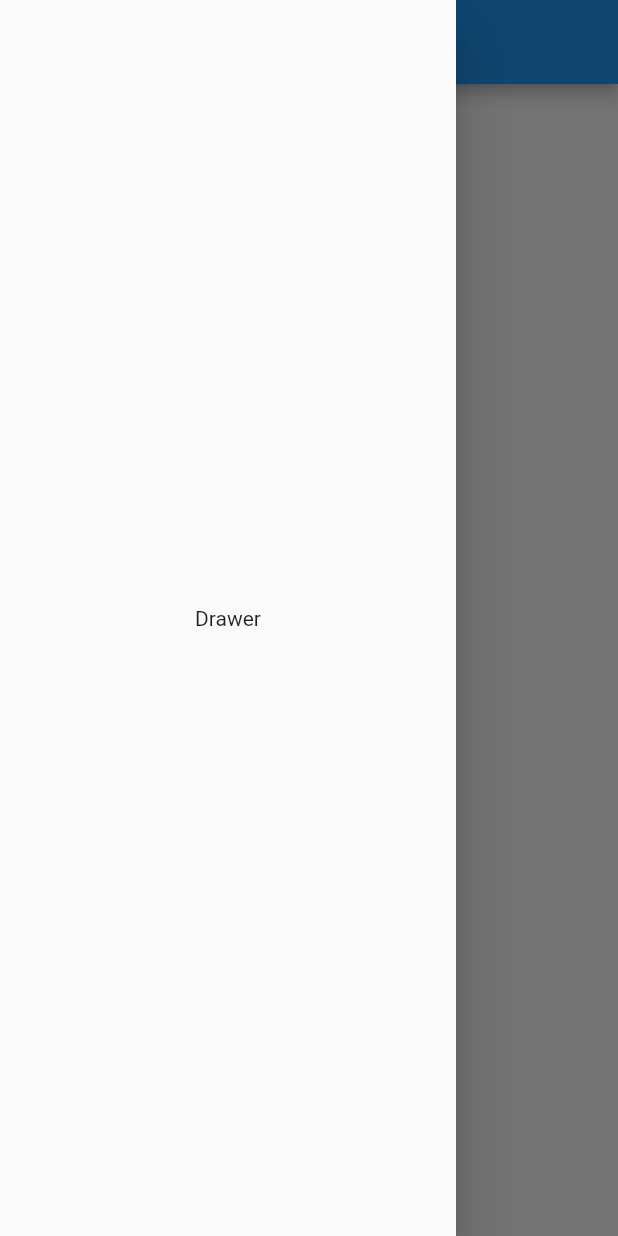
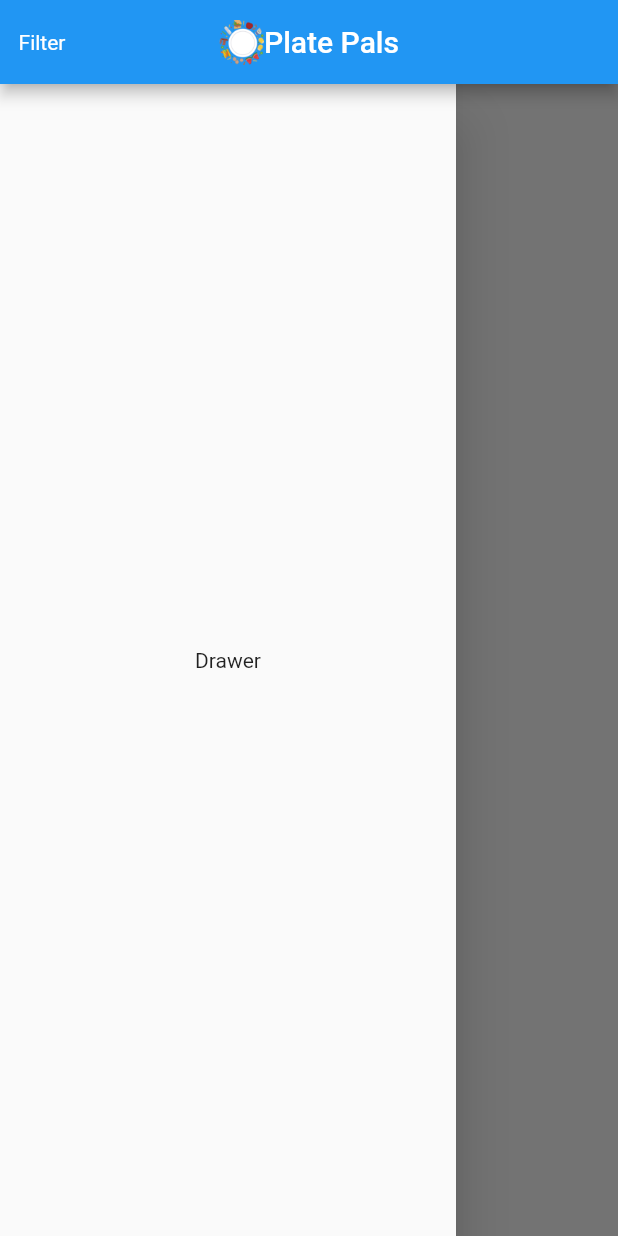
Before and after one commit to SeanChinJunKai/PlatePals, a Flutter app: the screen it shows after launch, after a tap on "Filter", on a phone screen of 412 x 824 dp. Run offline on Flutter 3.47's test engine with Material 2 defaults, Android fonts, the phone set to English and light mode, and no system bars.

Commit message:
Sidebar resizing

```diff
--- a/src/lib/main.dart
+++ b/src/lib/main.dart
@@ -28,19 +28,18 @@ class MyHomePage extends StatefulWidget {
 }
 
 class _MyHomePageState extends State<MyHomePage> {
-  final GlobalKey<ScaffoldState> scaffoldKey = GlobalKey();
+  final GlobalKey<ScaffoldState> _scaffoldKey = GlobalKey();
   @override
   Widget build(BuildContext context) {
     return Scaffold(
-        drawer: Drawer(
-          child: Center(child: Text('Drawer')),
-        ),
       appBar: AppBar(
         centerTitle: true,
         leading: Builder(builder: (context) {
           return GestureDetector(
             onTap: () {
-                Scaffold.of(context).openDrawer();
+              if (_scaffoldKey.currentState?.isDrawerOpen == false) {
+                _scaffoldKey.currentState?.openDrawer();
+              }
             },
             child: Align(
                 child: Text(
@@ -56,6 +55,12 @@ class _MyHomePageState extends State<MyHomePage> {
             Text("Plate Pals")
           ],
         ),
-        ));
+      ),
+      body: Scaffold(
+          key: _scaffoldKey,
+          drawer: Drawer(
+            child: Center(child: Text('Drawer')),
+          )),
+    );
   }
 }
```
Lines whose indentation alone changed are shown as unchanged.
